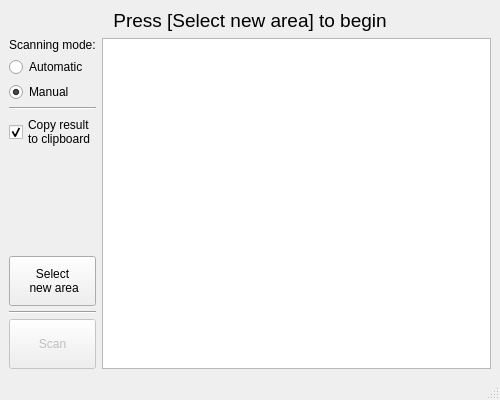
This is MainWindow.ui in Cyanisk/Minimal-bbox-OCR as Qt 5 draws it before an edit. The edited form follows.
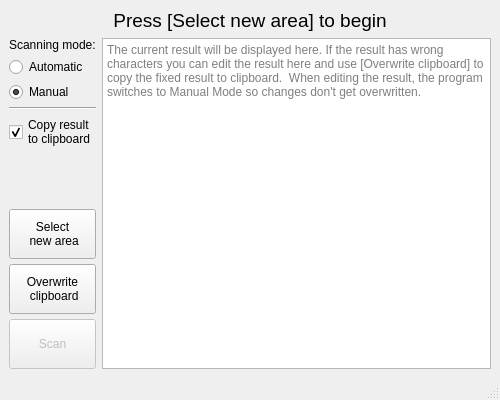
This is the edited form.

Commit message: Implemented textarea

```diff
--- a/MainWindow.ui
+++ b/MainWindow.ui
@@ -122,9 +122,22 @@
          </widget>
         </item>
         <item>
-         <widget class="Line" name="line_3">
-          <property name="orientation">
-           <enum>Qt::Horizontal</enum>
+         <widget class="QPushButton" name="pushButton_overwrite">
+          <property name="minimumSize">
+           <size>
+            <width>0</width>
+            <height>50</height>
+           </size>
+          </property>
+          <property name="maximumSize">
+           <size>
+            <width>16777215</width>
+            <height>50</height>
+           </size>
+          </property>
+          <property name="text">
+           <string>Overwrite
+ clipboard</string>
           </property>
          </widget>
         </item>
@@ -147,7 +160,11 @@
        </layout>
       </item>
       <item>
-       <widget class="QTextBrowser" name="textBrowser_result"/>
+       <widget class="QTextEdit" name="textEdit_result">
+        <property name="placeholderText">
+         <string>The current result will be displayed here. If the result has wrong characters you can edit the result here and use [Overwrite clipboard] to copy the fixed result to clipboard.  When editing the result, the program switches to Manual Mode so changes don't get overwritten.  </string>
+        </property>
+       </widget>
       </item>
      </layout>
     </item>
```
The commit also changes 2 other files.
